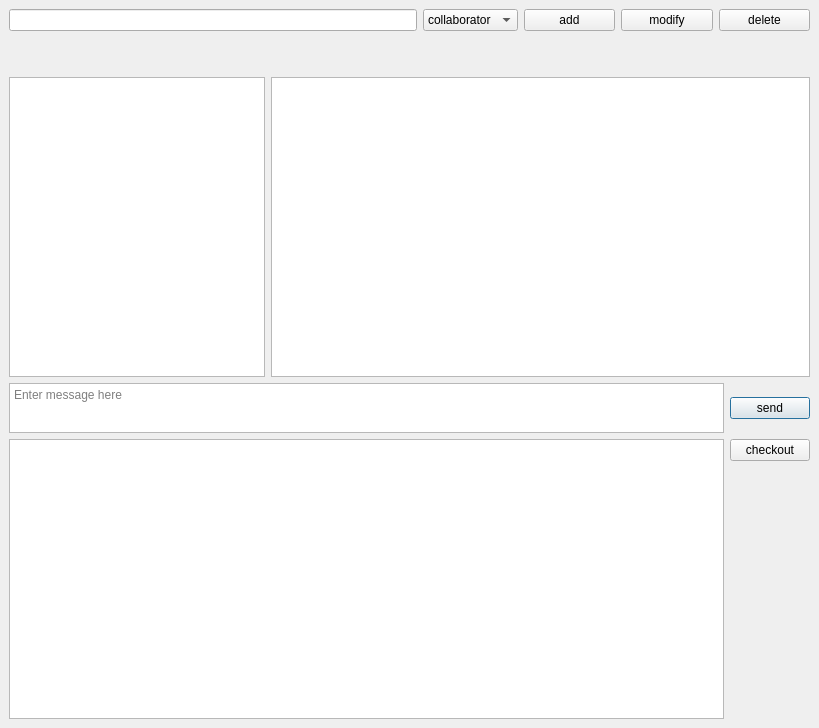
Old version of the form mslib/msui/ui/ui_mscolab_project_window.ui in the repository Open-MSS/MSS.
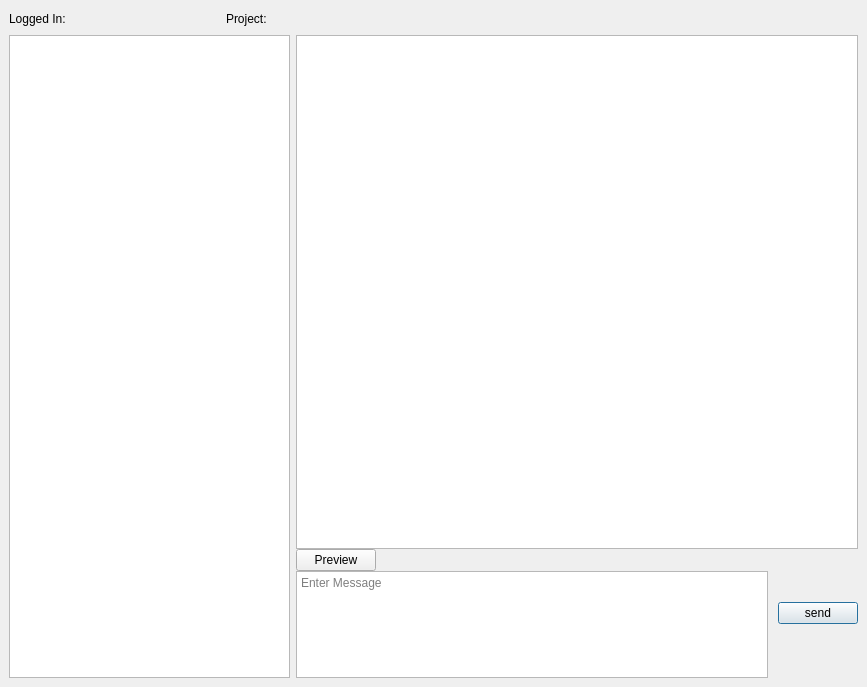
New version of the form.

Commit message: added markdown support in mscolab chat and moved commit history to separate window

Diff of the .ui file:
```diff
--- a/mslib/msui/ui/ui_mscolab_project_window.ui
+++ b/mslib/msui/ui/ui_mscolab_project_window.ui
@@ -8,6 +8,14 @@
   <property name="enabled">
    <bool>true</bool>
   </property>
+  <property name="geometry">
+   <rect>
+    <x>0</x>
+    <y>0</y>
+    <width>867</width>
+    <height>687</height>
+   </rect>
+  </property>
   <property name="minimumSize">
    <size>
     <width>600</width>
@@ -18,112 +26,17 @@
    <string>Mscolab Project Chat</string>
   </property>
   <widget class="QWidget" name="centralwidget">
-   <layout class="QVBoxLayout" name="verticalLayout_2">
-    <property name="sizeConstraint">
-     <enum>QLayout::SetNoConstraint</enum>
-    </property>
-    <item>
-     <layout class="QHBoxLayout" name="horizontalLayout">
-      <item>
-       <widget class="QLineEdit" name="username">
-        <property name="sizePolicy">
-         <sizepolicy hsizetype="MinimumExpanding" vsizetype="Fixed">
-          <horstretch>0</horstretch>
-          <verstretch>0</verstretch>
-         </sizepolicy>
-        </property>
-        <property name="minimumSize">
-         <size>
-          <width>408</width>
-          <height>0</height>
-         </size>
-        </property>
-       </widget>
-      </item>
-      <item>
-       <widget class="QComboBox" name="accessLevel">
-        <property name="sizePolicy">
-         <sizepolicy hsizetype="MinimumExpanding" vsizetype="Fixed">
-          <horstretch>0</horstretch>
-          <verstretch>0</verstretch>
-         </sizepolicy>
-        </property>
-        <item>
-         <property name="text">
-          <string>collaborator</string>
-         </property>
-        </item>
-        <item>
-         <property name="text">
-          <string>admin</string>
-         </property>
-        </item>
-        <item>
-         <property name="text">
-          <string>viewer</string>
-         </property>
-        </item>
-       </widget>
-      </item>
-      <item>
-       <widget class="QPushButton" name="add">
-        <property name="sizePolicy">
-         <sizepolicy hsizetype="MinimumExpanding" vsizetype="Fixed">
-          <horstretch>0</horstretch>
-          <verstretch>0</verstretch>
-         </sizepolicy>
-        </property>
-        <property name="text">
-         <string>add</string>
-        </property>
-       </widget>
-      </item>
-      <item>
-       <widget class="QPushButton" name="modify">
-        <property name="sizePolicy">
-         <sizepolicy hsizetype="MinimumExpanding" vsizetype="Fixed">
-          <horstretch>0</horstretch>
-          <verstretch>0</verstretch>
-         </sizepolicy>
-        </property>
-        <property name="text">
-         <string>modify</string>
-        </property>
-       </widget>
-      </item>
-      <item>
-       <widget class="QPushButton" name="delete_1">
-        <property name="sizePolicy">
-         <sizepolicy hsizetype="MinimumExpanding" vsizetype="Fixed">
-          <horstretch>0</horstretch>
-          <verstretch>0</verstretch>
-         </sizepolicy>
-        </property>
-        <property name="text">
-         <string>delete</string>
-        </property>
-       </widget>
-      </item>
-     </layout>
-    </item>
-    <item>
+   <layout class="QGridLayout" name="gridLayout">
+    <item row="0" column="0">
      <layout class="QVBoxLayout" name="verticalLayout_4">
+      <item>
+       <layout class="QHBoxLayout" name="horizontalLayout_3" stretch="1,1,2">
+        <property name="spacing">
+         <number>-1</number>
+        </property>
       <property name="sizeConstraint">
        <enum>QLayout::SetMinimumSize</enum>
       </property>
-      <item>
-       <widget class="QLabel" name="proj_info">
-        <property name="sizePolicy">
-         <sizepolicy hsizetype="MinimumExpanding" vsizetype="Preferred">
-          <horstretch>0</horstretch>
-          <verstretch>0</verstretch>
-         </sizepolicy>
-        </property>
-        <property name="text">
-         <string/>
-        </property>
-       </widget>
-      </item>
       <item>
        <widget class="QLabel" name="user_info">
         <property name="sizePolicy">
@@ -133,14 +46,43 @@
          </sizepolicy>
         </property>
         <property name="text">
-         <string/>
+           <string>Logged In: </string>
         </property>
        </widget>
       </item>
+        <item>
+         <widget class="QLabel" name="proj_info">
+          <property name="sizePolicy">
+           <sizepolicy hsizetype="MinimumExpanding" vsizetype="Preferred">
+            <horstretch>0</horstretch>
+            <verstretch>0</verstretch>
+           </sizepolicy>
+          </property>
+          <property name="text">
+           <string>Project:</string>
+          </property>
+         </widget>
+        </item>
+        <item>
+         <spacer name="horizontalSpacer">
+          <property name="orientation">
+           <enum>Qt::Horizontal</enum>
+          </property>
+          <property name="sizeHint" stdset="0">
+           <size>
+            <width>40</width>
+            <height>20</height>
+           </size>
+          </property>
+         </spacer>
+        </item>
      </layout>
     </item>
     <item>
-     <layout class="QHBoxLayout" name="horizontalLayout_3">
+       <layout class="QHBoxLayout" name="horizontalLayout_4" stretch="1,2">
+        <property name="spacing">
+         <number>-1</number>
+        </property>
       <item>
        <widget class="QListWidget" name="collaboratorsList">
         <property name="sizePolicy">
@@ -158,7 +100,12 @@
        </widget>
       </item>
       <item>
-       <widget class="QListWidget" name="messages">
+         <layout class="QVBoxLayout" name="verticalLayout_3" stretch="4,1">
+          <property name="spacing">
+           <number>0</number>
+          </property>
+          <item>
+           <widget class="QListWidget" name="messageList">
         <property name="sizePolicy">
          <sizepolicy hsizetype="Expanding" vsizetype="Expanding">
           <horstretch>0</horstretch>
@@ -173,28 +120,66 @@
         </property>
        </widget>
       </item>
-     </layout>
-    </item>
     <item>
      <layout class="QHBoxLayout" name="horizontalLayout_2">
+            <property name="spacing">
+             <number>10</number>
+            </property>
       <item>
-       <widget class="QPlainTextEdit" name="messageText">
-        <property name="sizePolicy">
-         <sizepolicy hsizetype="Expanding" vsizetype="Minimum">
-          <horstretch>0</horstretch>
-          <verstretch>0</verstretch>
-         </sizepolicy>
-        </property>
-        <property name="minimumSize">
+             <layout class="QVBoxLayout" name="verticalLayout">
+              <property name="spacing">
+               <number>0</number>
+              </property>
+              <item>
+               <layout class="QHBoxLayout" name="horizontalLayout">
+                <property name="spacing">
+                 <number>0</number>
+                </property>
+                <property name="leftMargin">
+                 <number>0</number>
+                </property>
+                <item>
+                 <widget class="QPushButton" name="previewBtn">
+                  <property name="text">
+                   <string>Preview</string>
+                  </property>
+                  <property name="autoDefault">
+                   <bool>false</bool>
+                  </property>
+                  <property name="default">
+                   <bool>false</bool>
+                  </property>
+                  <property name="flat">
+                   <bool>false</bool>
+                  </property>
+                 </widget>
+                </item>
+                <item>
+                 <spacer name="horizontalSpacer_2">
+                  <property name="orientation">
+                   <enum>Qt::Horizontal</enum>
+                  </property>
+                  <property name="sizeHint" stdset="0">
          <size>
-          <width>400</width>
-          <height>50</height>
-         </size>
+                    <width>40</width>
+                    <height>20</height>
+                   </size>
+                  </property>
+                 </spacer>
+                </item>
+               </layout>
+              </item>
+              <item>
+               <widget class="QTextEdit" name="messageText">
+                <property name="acceptRichText">
+                 <bool>false</bool>
         </property>
         <property name="placeholderText">
-         <string>Enter message here</string>
-        </property>
-       </widget>
+                 <string>Enter Message</string>
+                </property>
+               </widget>
+              </item>
+             </layout>
       </item>
       <item>
        <widget class="QPushButton" name="sendMessage">
@@ -208,36 +193,9 @@
       </item>
      </layout>
     </item>
-    <item>
-     <layout class="QHBoxLayout" name="horizontalLayout_6">
-      <item>
-       <widget class="QListWidget" name="changes">
-        <property name="sizePolicy">
-         <sizepolicy hsizetype="Expanding" vsizetype="MinimumExpanding">
-          <horstretch>0</horstretch>
-          <verstretch>0</verstretch>
-         </sizepolicy>
-        </property>
-        <property name="minimumSize">
-         <size>
-          <width>400</width>
-          <height>280</height>
-         </size>
-        </property>
-       </widget>
-      </item>
-      <item alignment="Qt::AlignTop">
-       <widget class="QPushButton" name="checkout">
-        <property name="text">
-         <string>checkout</string>
-        </property>
-        <property name="autoDefault">
-         <bool>false</bool>
-        </property>
-        <property name="default">
-         <bool>false</bool>
-        </property>
-       </widget>
+         </layout>
+        </item>
+       </layout>
       </item>
      </layout>
     </item>
```
Lines whose indentation alone changed are shown as unchanged. The commit also changes 10 other files.
